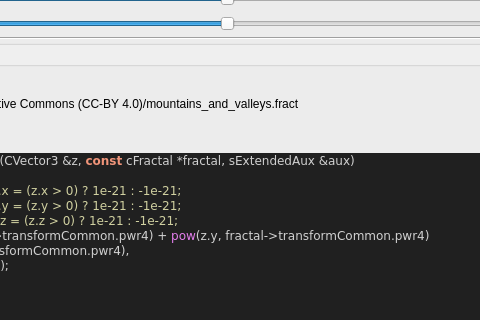
Before: the Qt Designer form mandelbulber2/formula/ui/fractal_transf_spherical_pwr_fold.ui in buddhi1980/mandelbulber2, drawn with Qt 5; both pictures show x 229 to 709 and y 87 to 407 of the 907 by 740 pixel window.
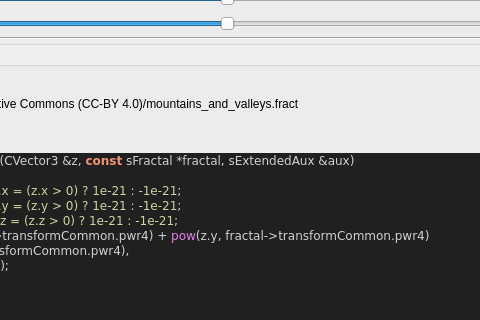
After: the same form once the commit is applied. Custom widgets are drawn as their Qt base class.

The edit to the form file:
```diff
--- a/mandelbulber2/formula/ui/fractal_transf_spherical_pwr_fold.ui
+++ b/mandelbulber2/formula/ui/fractal_transf_spherical_pwr_fold.ui
@@ -338,7 +338,7 @@
 &lt;/table&gt;
 &lt;br&gt;&lt;b&gt;Examples using this formula&lt;/b&gt;&lt;br&gt;Robert Pancoast collection - license Creative Commons (CC-BY 4.0)/mountains_and_valleys.fract&lt;h3&gt;Code&lt;/h3&gt;
 &lt;body style=&quot;background-color:#202020&quot;&gt;
-&lt;pre style=&quot;color:#d0d0d0; background-color:#202020;  font-family:'Courier New',monospace;&quot;&gt;&lt;span style=&quot;color:#f09479; font-weight:bold&quot;&gt;void&lt;/span&gt; &lt;span style=&quot;color:#e47eed&quot;&gt;TransfSphericalPwrFoldIteration&lt;/span&gt;&lt;span style=&quot;color:#d0d0d0&quot;&gt;(&lt;/span&gt;CVector3 &lt;span style=&quot;color:#d0d0d0&quot;&gt;&amp;amp;&lt;/span&gt;z&lt;span style=&quot;color:#d0d0d0&quot;&gt;,&lt;/span&gt; &lt;span style=&quot;color:#f09479; font-weight:bold&quot;&gt;const&lt;/span&gt; cFractal &lt;span style=&quot;color:#d0d0d0&quot;&gt;*&lt;/span&gt;fractal&lt;span style=&quot;color:#d0d0d0&quot;&gt;,&lt;/span&gt; sExtendedAux &lt;span style=&quot;color:#d0d0d0&quot;&gt;&amp;amp;&lt;/span&gt;aux&lt;span style=&quot;color:#d0d0d0&quot;&gt;)&lt;/span&gt;
+&lt;pre style=&quot;color:#d0d0d0; background-color:#202020;  font-family:'Courier New',monospace;&quot;&gt;&lt;span style=&quot;color:#f09479; font-weight:bold&quot;&gt;void&lt;/span&gt; &lt;span style=&quot;color:#e47eed&quot;&gt;TransfSphericalPwrFoldIteration&lt;/span&gt;&lt;span style=&quot;color:#d0d0d0&quot;&gt;(&lt;/span&gt;CVector3 &lt;span style=&quot;color:#d0d0d0&quot;&gt;&amp;amp;&lt;/span&gt;z&lt;span style=&quot;color:#d0d0d0&quot;&gt;,&lt;/span&gt; &lt;span style=&quot;color:#f09479; font-weight:bold&quot;&gt;const&lt;/span&gt; sFractal &lt;span style=&quot;color:#d0d0d0&quot;&gt;*&lt;/span&gt;fractal&lt;span style=&quot;color:#d0d0d0&quot;&gt;,&lt;/span&gt; sExtendedAux &lt;span style=&quot;color:#d0d0d0&quot;&gt;&amp;amp;&lt;/span&gt;aux&lt;span style=&quot;color:#d0d0d0&quot;&gt;)&lt;/span&gt;
 &lt;span style=&quot;color:#d0d0d0&quot;&gt;{&lt;/span&gt;
   &lt;span style=&quot;color:#d0d0a0&quot;&gt;// if (z.x &amp;gt; -1e-21 &amp;amp;&amp;amp; z.x &amp;lt; 1e-21) z.x = (z.x &amp;gt; 0) ? 1e-21 : -1e-21;&lt;/span&gt;
   &lt;span style=&quot;color:#d0d0a0&quot;&gt;// if (z.y &amp;gt; -1e-21 &amp;amp;&amp;amp; z.y &amp;lt; 1e-21) z.y = (z.y &amp;gt; 0) ? 1e-21 : -1e-21;&lt;/span&gt;
```
